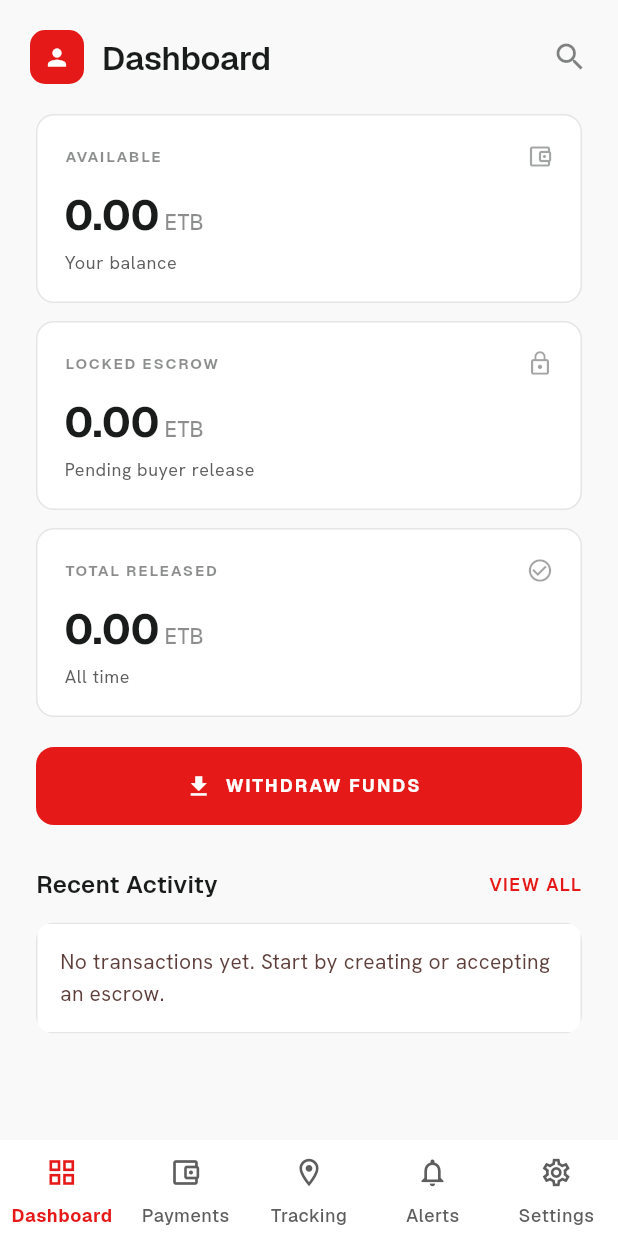
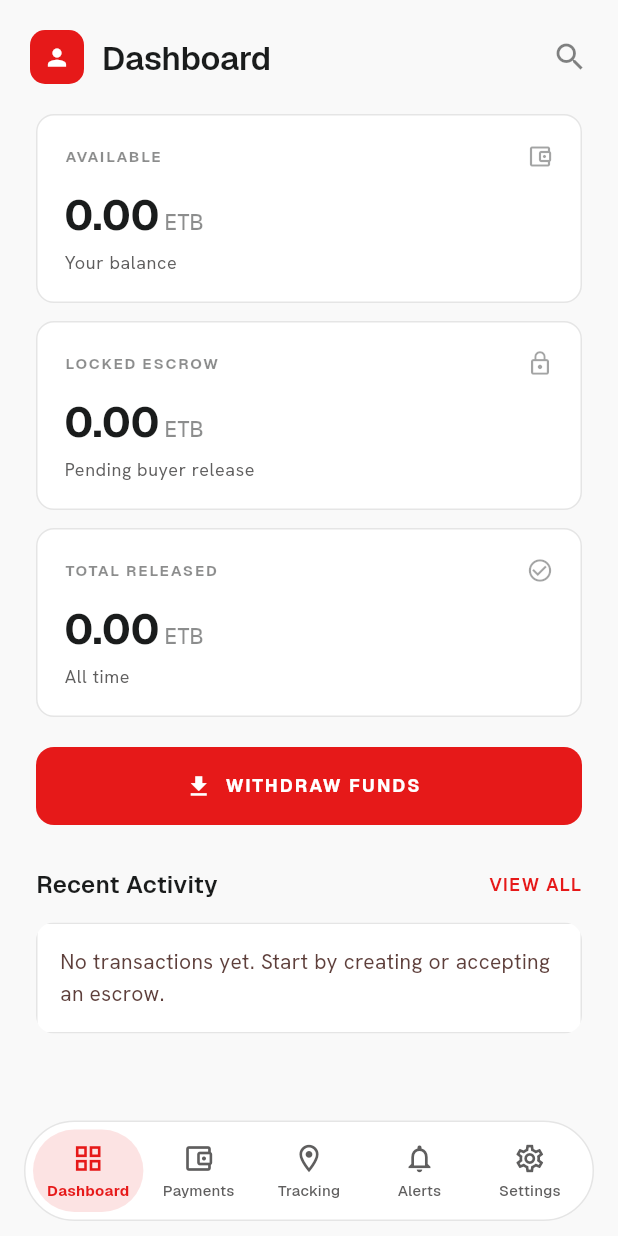
Before and after one commit to sudik2005/Escrow-ET, a Flutter app: the _SellerShell screen opened directly with empty values, on a phone screen of 412 x 824 dp. Run offline on Flutter 3.47's test engine with Material 3 defaults, Android fonts, the phone set to English and light mode, and no system bars; our stand-ins replace flutter_riverpod, google_fonts, hive_flutter, image_picker, qr_flutter; missing offline and left inert: image_picker_android, image_picker_platform_interface, mobile_scanner, pointycastle; accounts and stored records are empty.

Commit message:
fix: rebuild the Flutter shell on role change and use a pill nav bar.
Keep buyer and seller tabs on one shell so switching accounts does not leave a stale bottom bar.

```diff
--- a/mobile/lib/app.dart
+++ b/mobile/lib/app.dart
@@ -15,8 +15,11 @@ class EscrowApp extends ConsumerWidget {
     final auth = ref.watch(authControllerProvider);
     final isDark = ref.watch(themeControllerProvider);
 
+    final session = auth.session;
     return MaterialApp(
-      key: ValueKey(auth.status),
+      key: ValueKey(
+        '${auth.status}-${session?.user.id ?? ''}-${session?.user.role ?? ''}',
+      ),
       title: 'Escrow ET',
       debugShowCheckedModeBanner: false,
       theme: AppTheme.light(),
--- a/mobile/lib/state/auth_controller.dart
+++ b/mobile/lib/state/auth_controller.dart
@@ -208,6 +208,7 @@ class AuthController extends Notifier<AuthState> {
       if (!_alive) {
         return;
       }
+      ref.read(shellTabProvider.notifier).state = 0;
       state = AuthState(status: AuthStatus.signedIn, session: session);
     } on ApiException catch (error) {
       if (!_alive) {
--- a/mobile/lib/state/escrow_controller.dart
+++ b/mobile/lib/state/escrow_controller.dart
@@ -11,8 +11,9 @@ final escrowApiProvider = Provider<EscrowApi>((ref) {
 final escrowListProvider = FutureProvider<List<EscrowContract>>((ref) async {
   final session = ref.watch(authControllerProvider).session;
   if (session == null) return const [];
-  // Depend on role so a role-switch triggers a fresh fetch scoped to the new role.
-  // ignore: unused_local_variable
-  final role = session.user.role;
+  // Depend on account + role so a login or buyer↔seller switch never
+  // reuses the previous person's list.
+  session.user.id;
+  session.user.role;
   return ref.read(escrowApiProvider).mine(session.token);
 });
--- a/mobile/lib/ui/shell/main_shell.dart
+++ b/mobile/lib/ui/shell/main_shell.dart
@@ -11,6 +11,7 @@ import '../screens/notifications_screen.dart';
 import '../screens/payments_screen.dart';
 import '../screens/settings_screen.dart';
 import '../screens/tracking_list_screen.dart';
+import '../widgets/pill_nav_bar.dart';
 
 class MainShell extends ConsumerStatefulWidget {
   const MainShell({super.key});
@@ -73,7 +74,9 @@ class _SellerShell extends ConsumerWidget {
   @override
   Widget build(BuildContext context, WidgetRef ref) {
     return Scaffold(
+      backgroundColor: dark ? AppColors.darkBg : AppColors.lightBg,
       body: SafeArea(
+        bottom: false,
         child: IndexedStack(
           index: index,
           children: const [
@@ -85,42 +88,36 @@ class _SellerShell extends ConsumerWidget {
           ],
         ),
       ),
-      bottomNavigationBar: NavigationBar(
-        selectedIndex: index,
-        onDestinationSelected: (i) {
+      bottomNavigationBar: PillNavBar(
+        index: index,
+        onSelected: (i) {
           ref.read(shellTabProvider.notifier).state = i;
           ref.invalidate(escrowListProvider);
         },
-        backgroundColor: dark
-            ? AppColors.darkContainer.withValues(alpha: 0.96)
-            : AppColors.snow,
-        surfaceTintColor: Colors.transparent,
-        shadowColor: Colors.transparent,
-        indicatorColor: Colors.transparent,
-        destinations: const [
-          NavigationDestination(
-            icon: Icon(Icons.grid_view_outlined),
-            selectedIcon: Icon(Icons.grid_view),
+        items: const [
+          PillNavItem(
+            icon: Icons.grid_view_outlined,
+            selectedIcon: Icons.grid_view,
             label: 'Dashboard',
           ),
-          NavigationDestination(
-            icon: Icon(Icons.account_balance_wallet_outlined),
-            selectedIcon: Icon(Icons.account_balance_wallet),
+          PillNavItem(
+            icon: Icons.account_balance_wallet_outlined,
+            selectedIcon: Icons.account_balance_wallet,
             label: 'Payments',
           ),
-          NavigationDestination(
-            icon: Icon(Icons.location_on_outlined),
-            selectedIcon: Icon(Icons.location_on),
+          PillNavItem(
+            icon: Icons.location_on_outlined,
+            selectedIcon: Icons.location_on,
             label: 'Tracking',
           ),
-          NavigationDestination(
-            icon: Icon(Icons.notifications_outlined),
-            selectedIcon: Icon(Icons.notifications),
+          PillNavItem(
+            icon: Icons.notifications_outlined,
+            selectedIcon: Icons.notifications,
             label: 'Alerts',
           ),
-          NavigationDestination(
-            icon: Icon(Icons.settings_outlined),
-            selectedIcon: Icon(Icons.settings),
+          PillNavItem(
+            icon: Icons.settings_outlined,
+            selectedIcon: Icons.settings,
             label: 'Settings',
           ),
         ],
@@ -138,7 +135,9 @@ class _BuyerShell extends ConsumerWidget {
   @override
   Widget build(BuildContext context, WidgetRef ref) {
     return Scaffold(
+      backgroundColor: dark ? AppColors.darkBg : AppColors.lightBg,
       body: SafeArea(
+        bottom: false,
         child: IndexedStack(
           index: index,
           children: const [
@@ -149,37 +148,31 @@ class _BuyerShell extends ConsumerWidget {
           ],
         ),
       ),
-      bottomNavigationBar: NavigationBar(
-        selectedIndex: index,
-        onDestinationSelected: (i) {
+      bottomNavigationBar: PillNavBar(
+        index: index,
+        onSelected: (i) {
           ref.read(shellTabProvider.notifier).state = i;
           ref.invalidate(escrowListProvider);
         },
-        backgroundColor: dark
-            ? AppColors.darkContainer.withValues(alpha: 0.96)
-            : AppColors.snow,
-        surfaceTintColor: Colors.transparent,
-        shadowColor: Colors.transparent,
-        indicatorColor: Colors.transparent,
-        destinations: const [
-          NavigationDestination(
-            icon: Icon(Icons.home_outlined),
-            selectedIcon: Icon(Icons.home),
+        items: const [
+          PillNavItem(
+            icon: Icons.home_outlined,
+            selectedIcon: Icons.home,
             label: 'Home',
           ),
-          NavigationDestination(
-            icon: Icon(Icons.qr_code_scanner_outlined),
-            selectedIcon: Icon(Icons.qr_code_scanner),
+          PillNavItem(
+            icon: Icons.qr_code_scanner_outlined,
+            selectedIcon: Icons.qr_code_scanner,
             label: 'Scan QR',
           ),
-          NavigationDestination(
-            icon: Icon(Icons.notifications_outlined),
-            selectedIcon: Icon(Icons.notifications),
+          PillNavItem(
+            icon: Icons.notifications_outlined,
+            selectedIcon: Icons.notifications,
             label: 'Alerts',
           ),
-          NavigationDestination(
-            icon: Icon(Icons.settings_outlined),
-            selectedIcon: Icon(Icons.settings),
+          PillNavItem(
+            icon: Icons.settings_outlined,
+            selectedIcon: Icons.settings,
             label: 'Settings',
           ),
         ],
--- /dev/null
+++ b/mobile/lib/ui/widgets/pill_nav_bar.dart
@@ -0,0 +1,124 @@
+import 'package:flutter/material.dart';
+import 'package:google_fonts/google_fonts.dart';
+
+import '../../theme/app_colors.dart';
+
+class PillNavItem {
+  const PillNavItem({
+    required this.icon,
+    required this.selectedIcon,
+    required this.label,
+  });
+
+  final IconData icon;
+  final IconData selectedIcon;
+  final String label;
+}
+
+class PillNavBar extends StatelessWidget {
+  const PillNavBar({
+    super.key,
+    required this.index,
+    required this.items,
+    required this.onSelected,
+  });
+
+  final int index;
+  final List<PillNavItem> items;
+  final ValueChanged<int> onSelected;
+
+  @override
+  Widget build(BuildContext context) {
+    final dark = AppColors.isDark(context);
+    final bottomInset = MediaQuery.paddingOf(context).bottom;
+
+    return Padding(
+      padding: EdgeInsets.fromLTRB(16, 8, 16, 10 + bottomInset),
+      child: DecoratedBox(
+        decoration: BoxDecoration(
+          color: dark ? AppColors.darkContainer : AppColors.snow,
+          borderRadius: BorderRadius.circular(40),
+          border: Border.all(
+            color: Theme.of(context).colorScheme.outline,
+          ),
+        ),
+        child: Padding(
+          padding: const EdgeInsets.fromLTRB(6, 6, 6, 6),
+          child: Row(
+            children: [
+              for (var i = 0; i < items.length; i++)
+                Expanded(
+                  child: _PillNavButton(
+                    item: items[i],
+                    selected: i == index,
+                    onTap: () => onSelected(i),
+                  ),
+                ),
+            ],
+          ),
+        ),
+      ),
+    );
+  }
+}
+
+class _PillNavButton extends StatelessWidget {
+  const _PillNavButton({
+    required this.item,
+    required this.selected,
+    required this.onTap,
+  });
+
+  final PillNavItem item;
+  final bool selected;
+  final VoidCallback onTap;
+
+  @override
+  Widget build(BuildContext context) {
+    final muted = AppColors.isDark(context)
+        ? AppColors.darkMuted
+        : AppColors.lightMuted;
+    final color = selected ? AppColors.crimson : muted;
+
+    return Material(
+      color: Colors.transparent,
+      child: InkWell(
+        onTap: onTap,
+        customBorder: const StadiumBorder(),
+        child: AnimatedContainer(
+          duration: const Duration(milliseconds: 180),
+          curve: Curves.easeOut,
+          padding: const EdgeInsets.symmetric(vertical: 8),
+          decoration: BoxDecoration(
+            color: selected
+                ? AppColors.crimson.withValues(alpha: 0.12)
+                : Colors.transparent,
+            borderRadius: BorderRadius.circular(28),
+          ),
+          child: Column(
+            mainAxisSize: MainAxisSize.min,
+            children: [
+              Icon(
+                selected ? item.selectedIcon : item.icon,
+                size: 22,
+                color: color,
+              ),
+              const SizedBox(height: 3),
+              Text(
+                item.label,
+                maxLines: 1,
+                overflow: TextOverflow.ellipsis,
+                style: GoogleFonts.geist(
+                  fontSize: 10,
+                  fontWeight: selected ? FontWeight.w700 : FontWeight.w500,
+                  letterSpacing: 0.2,
+                  color: color,
+                ),
+              ),
+            ],
+          ),
+        ),
+      ),
+    );
+  }
+}
```
